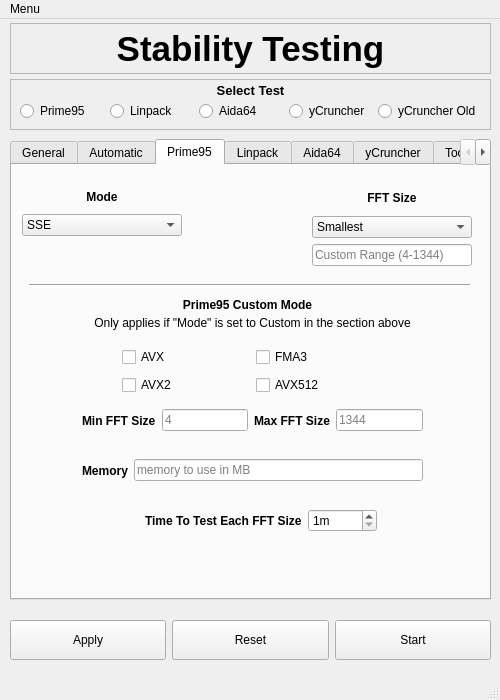
LucidLuxxx/CoreCycler-Py, file mainwindow.ui: the form before one commit.
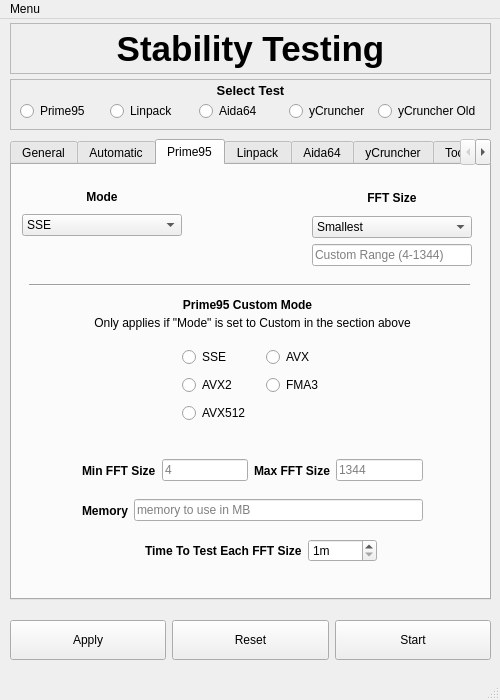
The form after the commit. The open tabs and pages were chosen to show the change. Icons and pictures are not drawn.

Commit message:
Prime95 Custom
changed Prime95 Custom settings to use radioButtons instead of checkBoxes

The edit to the form file:
```diff
--- a/mainwindow.ui
+++ b/mainwindow.ui
@@ -897,51 +897,11 @@
        <set>Qt::AlignmentFlag::AlignCenter</set>
       </property>
      </widget>
-     <widget class="QWidget" name="gridLayoutWidget_3">
-      <property name="geometry">
-       <rect>
-        <x>110</x>
-        <y>180</y>
-        <width>261</width>
-        <height>52</height>
-       </rect>
-      </property>
-      <layout class="QGridLayout" name="gridLayout_3">
-       <item row="0" column="0">
-        <widget class="QCheckBox" name="pirme95Custom_cpuSupportsAvx_checkBox">
-         <property name="text">
-          <string>AVX</string>
-         </property>
-        </widget>
-       </item>
-       <item row="0" column="1">
-        <widget class="QCheckBox" name="prime95Custom_cpuSupportsFma3_checkBox">
-         <property name="text">
-          <string>FMA3</string>
-         </property>
-        </widget>
-       </item>
-       <item row="1" column="0">
-        <widget class="QCheckBox" name="prime95Custom_cpuSupportsAvx2_checkBox">
-         <property name="text">
-          <string>AVX2</string>
-         </property>
-        </widget>
-       </item>
-       <item row="1" column="1">
-        <widget class="QCheckBox" name="prime95Custom_cpuSupportsAvx512_checkBox">
-         <property name="text">
-          <string>AVX512</string>
-         </property>
-        </widget>
-       </item>
-      </layout>
-     </widget>
      <widget class="QWidget" name="horizontalLayoutWidget_5">
       <property name="geometry">
        <rect>
         <x>70</x>
-        <y>240</y>
+        <y>290</y>
         <width>341</width>
         <height>31</height>
        </rect>
@@ -1015,7 +975,7 @@
       <property name="geometry">
        <rect>
         <x>70</x>
-        <y>290</y>
+        <y>330</y>
         <width>341</width>
         <height>31</height>
        </rect>
@@ -1050,7 +1010,7 @@
       <property name="geometry">
        <rect>
         <x>133</x>
-        <y>340</y>
+        <y>370</y>
         <width>232</width>
         <height>31</height>
        </rect>
@@ -1081,6 +1041,53 @@
        </item>
       </layout>
      </widget>
+     <widget class="QWidget" name="gridLayoutWidget_3">
+      <property name="geometry">
+       <rect>
+        <x>170</x>
+        <y>180</y>
+        <width>161</width>
+        <height>81</height>
+       </rect>
+      </property>
+      <layout class="QGridLayout" name="gridLayout_3">
+       <item row="0" column="1">
+        <widget class="QRadioButton" name="pirme95Custom_cpuSupportsAvx_radioButton">
+         <property name="text">
+          <string>AVX</string>
+         </property>
+        </widget>
+       </item>
+       <item row="0" column="0">
+        <widget class="QRadioButton" name="prime95Custom_cpuSupportsSse_radioButton">
+         <property name="text">
+          <string>SSE</string>
+         </property>
+        </widget>
+       </item>
+       <item row="1" column="0">
+        <widget class="QRadioButton" name="prime95Custom_cpuSupportsAvx2_radioButton">
+         <property name="text">
+          <string>AVX2</string>
+         </property>
+        </widget>
+       </item>
+       <item row="1" column="1">
+        <widget class="QRadioButton" name="prime95Custom_cpuSupportsFma3_radioButton">
+         <property name="text">
+          <string>FMA3</string>
+         </property>
+        </widget>
+       </item>
+       <item row="2" column="0">
+        <widget class="QRadioButton" name="prime95Custom_cpuSupportsAvx512_radioButton">
+         <property name="text">
+          <string>AVX512</string>
+         </property>
+        </widget>
+       </item>
+      </layout>
+     </widget>
     </widget>
     <widget class="QWidget" name="linpack_tab">
      <attribute name="title">
```
Left out of the diff: 2 changed lines with no effect on the pictures. The commit also changes 5 other files.
